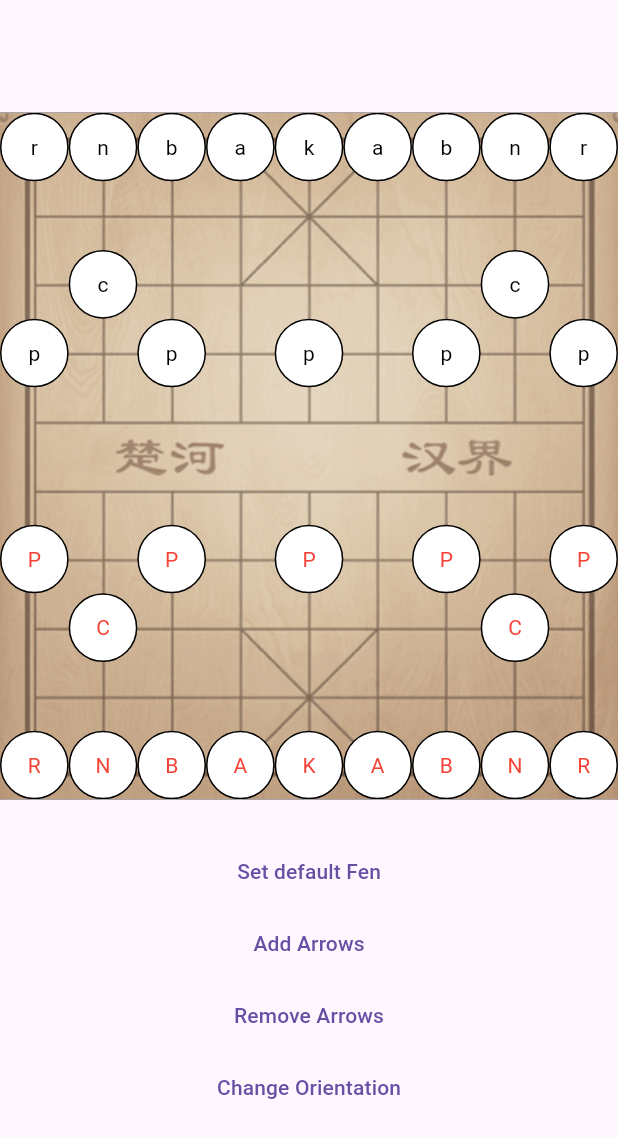
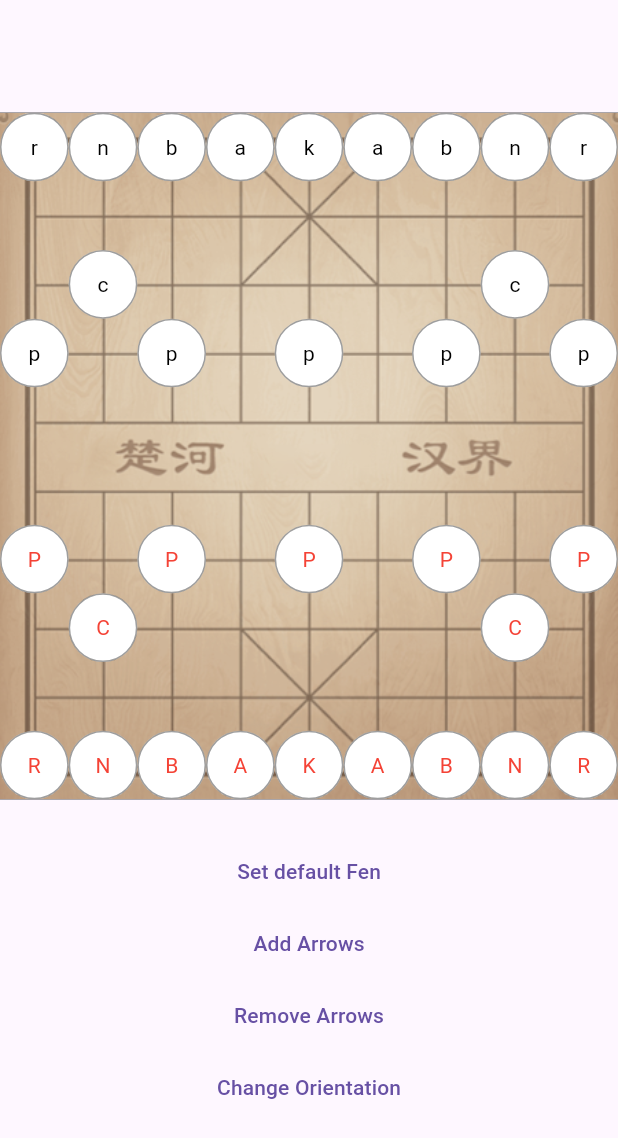
Before and after one commit to hezhaoyun/ccboard, a Flutter app: the screen it shows after launch, after a tap on "Set default Fen", on a phone screen of 412 x 824 dp. Shown: the top 1138 px of the screen. Run offline on Flutter 3.47's test engine with Material 3 defaults, Android fonts, the phone set to English and light mode, and no system bars; missing offline and left inert: chess.

Commit message:
coor-door

```diff
--- a/lib/main.dart
+++ b/lib/main.dart
@@ -34,7 +34,7 @@ class _MyAppState extends State<MyApp> {
           height: size,
           decoration: BoxDecoration(
             color: Colors.white,
-            border: Border.all(color: Colors.black),
+            border: Border.all(color: Colors.black38),
             borderRadius: BorderRadius.circular(size / 2),
           ),
           child: Center(child: child),
```
